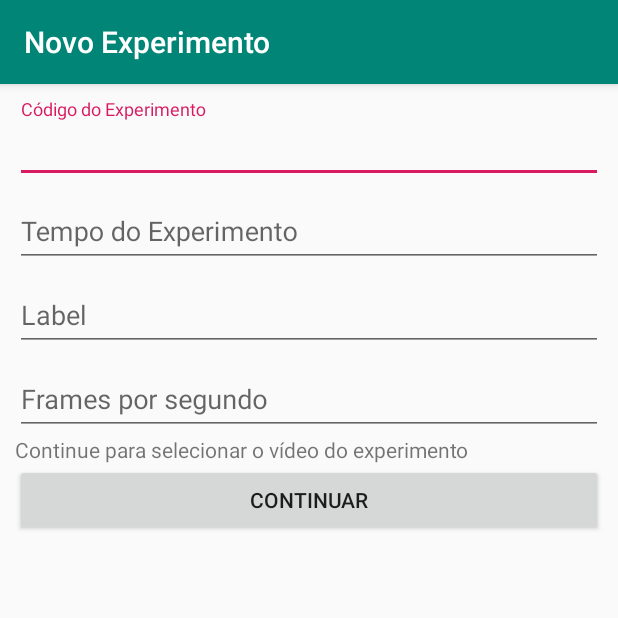
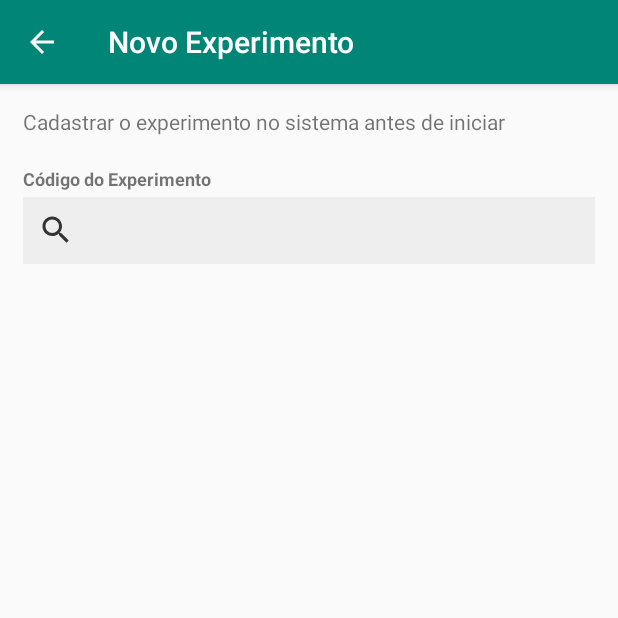
Before and after one commit to LaBECFar/sinae, an Android app: the screen it shows after launch (NovoExperimentoActivity), after a tap on an icon or button, on a phone screen of 412 x 824 dp, the top half of it. Run offline under Robolectric (Android 15) with nearby library versions, the phone set to English and light mode, and no system bars; our stand-ins replace Room's generated code.

Commit message:
app: estrutura de telas e criação de experimentos
Estutura de telas
- MainActivity (Listagem)
- Experimento (Detalhes)
- Novo Experimento (Cadastro)
    -> Opções
            -> Vídeo

Adicionados icones nos campos de formulário

Evento ao clicar em itens da listagem

```diff
--- a/app/app/src/main/java/br/com/webgenium/sinae/MainActivity.kt
+++ b/app/app/src/main/java/br/com/webgenium/sinae/MainActivity.kt
@@ -32,8 +32,6 @@ class MainActivity : AppCompatActivity() {
         super.onCreate(savedInstanceState)
         setContentView(R.layout.activity_main)
 
-        //setTitle("Experimentos")
-
         btn_novo_experimento.setOnClickListener {
             novoExperimento()
         }
@@ -44,15 +42,21 @@ class MainActivity : AppCompatActivity() {
             dao?.all().collect { list ->
                 experimentos = list
                 mAdapter?.changeExperimentos(experimentos)
-
             }
         }
 
     }
 
+
     private fun novoExperimento(){
+        val intent = Intent(this, NovoExperimentoActivity::class.java)
+        startActivity( intent )
+    }
 
-        val intent = Intent(this, NovoExperimentoActivity::class.java)
+
+    private fun verExperimento(id: String){
+        val intent = Intent(this, ExperimentoActivity::class.java)
+        intent.putExtra("codigo", id)
         startActivity( intent )
     }
 
@@ -61,6 +65,10 @@ class MainActivity : AppCompatActivity() {
 
         val layoutManager = LinearLayoutManager(this)
         layoutManager.orientation = LinearLayoutManager.VERTICAL
+
+        this.mAdapter?.onItemClick = { experimento ->
+            verExperimento(experimento.codigo)
+        }
 
         recyclerview.layoutManager = layoutManager
         recyclerview.adapter = this.mAdapter
--- a/app/app/src/main/java/br/com/webgenium/sinae/adapter/ExperimentoAdapter.kt
+++ b/app/app/src/main/java/br/com/webgenium/sinae/adapter/ExperimentoAdapter.kt
@@ -1,29 +1,42 @@
 package br.com.webgenium.sinae.adapter
 
 import android.view.LayoutInflater
+import android.view.View
 import android.view.ViewGroup
+import android.widget.TextView
 import androidx.recyclerview.widget.RecyclerView
 import br.com.webgenium.sinae.R
 import br.com.webgenium.sinae.room.Experimento
 
 
-class ExperimentoAdapter(experimentos: List<Experimento>) : RecyclerView.Adapter<ExperimentoHolder>() {
+class ExperimentoAdapter(experimentos: List<Experimento>) : RecyclerView.Adapter<ExperimentoAdapter.ViewHolder>() {
 
     private var mExperimentos: List<Experimento> = experimentos
 
-    override fun onCreateViewHolder(parent: ViewGroup, viewType: Int): ExperimentoHolder {
-        return ExperimentoHolder(
+    var onItemClick: ( (Experimento) -> Unit )? = null
+
+
+
+    override fun onCreateViewHolder(parent: ViewGroup, viewType: Int): ViewHolder {
+        return ViewHolder(
             LayoutInflater.from(parent.context).inflate(R.layout.experimento_listitem, parent, false)
         )
     }
 
-    override fun onBindViewHolder(holder: ExperimentoHolder, position: Int) {
-        holder.codigo.text = "Experimento " + mExperimentos.get(position).codigo
+
+    override fun onBindViewHolder(holder: ViewHolder, position: Int) {
+        val experimento = mExperimentos[position]
+
+        holder.titulo.text = "Experimento " + mExperimentos.get(position).codigo
+        holder.label.text = mExperimentos.get(position).label
+        holder.tempo.text = mExperimentos.get(position).tempo
     }
+
 
     override fun getItemCount(): Int {
         return mExperimentos.size
     }
+
 
     fun changeExperimentos(experimentos: List<Experimento>){
         this.mExperimentos = experimentos
@@ -31,25 +44,17 @@ class ExperimentoAdapter(experimentos: List<Experimento>) : RecyclerView.Adapter
     }
 
 
-    // Método responsável por inserir um novo usuário na lista
-    //e notificar que há novos itens.
-    /*private fun insertItem(experimento: Experimento) {
-        mExperimentos += experimento
-        notifyItemInserted(itemCount)
-    }*/
+    inner class ViewHolder(itemView: View) : RecyclerView.ViewHolder(itemView) {
 
-    // Método responsável por atualizar um usuário já existente na lista.
-    /*private fun updateItem(position: Int) {
-        val experimento = mExperimentos.get(position)
-        experimento.incrementAge()
-        notifyItemChanged(position)
-    }*/
+        var titulo: TextView = itemView.findViewById(R.id.titulo)
+        var label: TextView = itemView.findViewById(R.id.label)
+        var tempo: TextView = itemView.findViewById(R.id.tempo)
 
-    // Método responsável por remover um usuário da lista.
-    /*private fun removerItem(position: Int) {
-        mExperimentos -= mExperimentos.get(position)
-        notifyItemRemoved(position)
-        notifyItemRangeChanged(position, mExperimentos.size)
-    }*/
+        init {
+            itemView.setOnClickListener {
+                onItemClick?.invoke(mExperimentos[adapterPosition])
+            }
+        }
 
+    }
 }
--- a/app/app/src/main/java/br/com/webgenium/sinae/room/ExperimentoDao.kt
+++ b/app/app/src/main/java/br/com/webgenium/sinae/room/ExperimentoDao.kt
@@ -5,7 +5,7 @@ import kotlinx.coroutines.flow.Flow
 
 @Dao
 interface ExperimentoDao {
-    @Query("SELECT * FROM Experimento")
+    @Query("SELECT * FROM Experimento ORDER BY id DESC")
     fun all(): Flow<List<Experimento>>
 
 
--- /dev/null
+++ b/app/app/src/main/res/drawable/ic_access_time_black_24dp.xml
@@ -0,0 +1,5 @@
+<vector android:height="24dp" android:tint="#333333"
+    android:viewportHeight="24.0" android:viewportWidth="24.0"
+    android:width="24dp" xmlns:android="http://schemas.android.com/apk/res/android">
+    <path android:fillColor="#FF000000" android:pathData="M11.99,2C6.47,2 2,6.48 2,12s4.47,10 9.99,10C17.52,22 22,17.52 22,12S17.52,2 11.99,2zM12,20c-4.42,0 -8,-3.58 -8,-8s3.58,-8 8,-8 8,3.58 8,8 -3.58,8 -8,8zM12.5,7H11v6l5.25,3.15 0.75,-1.23 -4.5,-2.67z"/>
+</vector>
--- /dev/null
+++ b/app/app/src/main/res/drawable/ic_label_black_24dp.xml
@@ -0,0 +1,5 @@
+<vector android:height="24dp" android:tint="#333333"
+    android:viewportHeight="24.0" android:viewportWidth="24.0"
+    android:width="24dp" xmlns:android="http://schemas.android.com/apk/res/android">
+    <path android:fillColor="#FF000000" android:pathData="M17.63,5.84C17.27,5.33 16.67,5 16,5L5,5.01C3.9,5.01 3,5.9 3,7v10c0,1.1 0.9,1.99 2,1.99L16,19c0.67,0 1.27,-0.33 1.63,-0.84L22,12l-4.37,-6.16z"/>
+</vector>
--- /dev/null
+++ b/app/app/src/main/res/drawable/ic_local_movies_black_24dp.xml
@@ -0,0 +1,5 @@
+<vector android:height="24dp" android:tint="#333333"
+    android:viewportHeight="24.0" android:viewportWidth="24.0"
+    android:width="24dp" xmlns:android="http://schemas.android.com/apk/res/android">
+    <path android:fillColor="#FF000000" android:pathData="M18,3v2h-2L16,3L8,3v2L6,5L6,3L4,3v18h2v-2h2v2h8v-2h2v2h2L20,3h-2zM8,17L6,17v-2h2v2zM8,13L6,13v-2h2v2zM8,9L6,9L6,7h2v2zM18,17h-2v-2h2v2zM18,13h-2v-2h2v2zM18,9h-2L16,7h2v2z"/>
+</vector>
--- /dev/null
+++ b/app/app/src/main/res/drawable/ic_search_black_24dp.xml
@@ -0,0 +1,5 @@
+<vector android:height="24dp" android:tint="#333333"
+    android:viewportHeight="24.0" android:viewportWidth="24.0"
+    android:width="24dp" xmlns:android="http://schemas.android.com/apk/res/android">
+    <path android:fillColor="#FF000000" android:pathData="M15.5,14h-0.79l-0.28,-0.27C15.41,12.59 16,11.11 16,9.5 16,5.91 13.09,3 9.5,3S3,5.91 3,9.5 5.91,16 9.5,16c1.61,0 3.09,-0.59 4.23,-1.57l0.27,0.28v0.79l5,4.99L20.49,19l-4.99,-5zM9.5,14C7.01,14 5,11.99 5,9.5S7.01,5 9.5,5 14,7.01 14,9.5 11.99,14 9.5,14z"/>
+</vector>
--- a/app/app/src/main/res/layout/activity_novo_experimento.xml
+++ b/app/app/src/main/res/layout/activity_novo_experimento.xml
@@ -1,106 +1,58 @@
 <?xml version="1.0" encoding="utf-8"?>
-<ScrollView xmlns:android="http://schemas.android.com/apk/res/android"
+<androidx.constraintlayout.widget.ConstraintLayout
+    xmlns:android="http://schemas.android.com/apk/res/android"
     xmlns:tools="http://schemas.android.com/tools"
     android:layout_width="match_parent"
     android:layout_height="match_parent"
-    android:orientation="vertical"
-    tools:context=".NovoExperimentoActivity">
+    xmlns:app="http://schemas.android.com/apk/res-auto"
+    tools:context=".NovoExperimentoActivity"
+    android:padding="15dp">
 
 
+    <!-- Código do Experimento -->
     <LinearLayout
+        app:layout_constraintTop_toTopOf="parent"
         android:layout_width="match_parent"
-        android:layout_height="match_parent"
-        android:orientation="vertical"
-        android:padding="10dp">
+        android:layout_height="wrap_content"
+        android:orientation="vertical" >
+
+        <TextView
+            android:layout_width="match_parent"
+            android:layout_height="wrap_content"
+            android:textSize="14dp"
+            android:text="Cadastrar o experimento no sistema antes de iniciar"
+            android:layout_marginBottom="20dp"/>
 
 
-        <!-- Código do Experimento -->
-        <com.google.android.material.textfield.TextInputLayout
+        <TextView
             android:layout_width="match_parent"
             android:layout_height="wrap_content"
-            android:hint="Código do Experimento">
+            android:textStyle="bold"
+            android:textSize="12dp"
+            android:text="Código do Experimento" />
 
-            <com.google.android.material.textfield.TextInputEditText
-                android:layout_width="match_parent"
-                android:layout_height="wrap_content"
-                android:inputType="textVisiblePassword"
-                android:id="@+id/et_codigo"/>
-
-        </com.google.android.material.textfield.TextInputLayout>
-
-
-
-        <!-- Tempo do Experimento -->
-        <com.google.android.material.textfield.TextInputLayout
+        <EditText
             android:layout_width="match_parent"
             android:layout_height="wrap_content"
-            android:hint="Tempo do Experimento">
-
-            <com.google.android.material.textfield.TextInputEditText
-                android:layout_width="match_parent"
-                android:layout_height="wrap_content"
-                android:inputType="textVisiblePassword"
-                android:id="@+id/et_tempo"/>
-
-        </com.google.android.material.textfield.TextInputLayout>
-
-
-
-        <!-- Label -->
-        <com.google.android.material.textfield.TextInputLayout
-            android:layout_width="match_parent"
-            android:layout_height="wrap_content"
-            android:hint="Label">
-
-            <com.google.android.material.textfield.TextInputEditText
-                android:layout_width="match_parent"
-                android:layout_height="wrap_content"
-                android:inputType="textVisiblePassword"
-                android:id="@+id/et_label"/>
-
-        </com.google.android.material.textfield.TextInputLayout>
-
-
-
-        <!-- Frames por segundo -->
-        <com.google.android.material.textfield.TextInputLayout
-            android:layout_width="match_parent"
-            android:layout_height="wrap_content"
-            android:hint="Frames por segundo">
-
-            <com.google.android.material.textfield.TextInputEditText
-                android:layout_width="match_parent"
-                android:layout_height="wrap_content"
-                android:inputType="number"
-                android:id="@+id/et_fps"/>
-
-        </com.google.android.material.textfield.TextInputLayout>
-
-
-
-        <!-- Continuar -->
-        <LinearLayout
-            android:layout_width="match_parent"
-            android:layout_height="wrap_content"
-            android:orientation="vertical"
-            android:layout_weight="1"
-            android:gravity="center|bottom"
-            android:layout_alignParentBottom="true">
-
-            <TextView
-                android:layout_width="match_parent"
-                android:layout_height="wrap_content"
-                android:text="Continue para selecionar o vídeo do experimento" />
-            <Button
-                android:layout_width="match_parent"
-                android:layout_height="wrap_content"
-                android:text="Continuar"
-                android:id="@+id/btn_continuar"/>
-
-        </LinearLayout>
-
-
+            android:id="@+id/et_codigo"
+            android:background="#EEE"
+            android:padding="10dp"
+            android:layout_marginTop="4dp"
+            android:drawablePadding="5dp"
+            android:drawableLeft="@drawable/ic_search_black_24dp"
+            style="@style/Widget.AppCompat.EditText" />
 
     </LinearLayout>
 
-</ScrollView>
+
+    <Button
+        android:layout_width="match_parent"
+        android:layout_height="55dp"
+        app:layout_constraintBottom_toBottomOf="parent"
+        style="@style/Widget.MaterialComponents.Button"
+        android:text="INICIAR"
+        android:textSize="14dp"
+        android:id="@+id/btn_continuar"/>
+
+
+</androidx.constraintlayout.widget.ConstraintLayout>
```
Also changed, not shown: app/app/src/main/AndroidManifest.xml (+28 -4 lines), app/app/src/main/java/br/com/webgenium/sinae/ExperimentoActivity.kt (added, +14 -0 lines), app/app/src/main/java/br/com/webgenium/sinae/NovoExperimentoActivity.kt (+21 -55 lines), app/app/src/main/java/br/com/webgenium/sinae/NovoExperimentoOpcoesActivity.kt (added, +80 -0 lines), app/app/src/main/java/br/com/webgenium/sinae/adapter/ExperimentoHolder.kt (deleted, +0 -12 lines), app/app/src/main/res/layout/activity_experimento.xml (added, +30 -0 lines), app/app/src/main/res/layout/activity_novo_experimento_opcoes.xml (added, +106 -0 lines), app/app/src/main/res/layout/activity_novo_experimento_video.xml (+43 -16 lines), app/app/src/main/res/layout/experimento_listitem.xml (+45 -3 lines), 2 other files.
